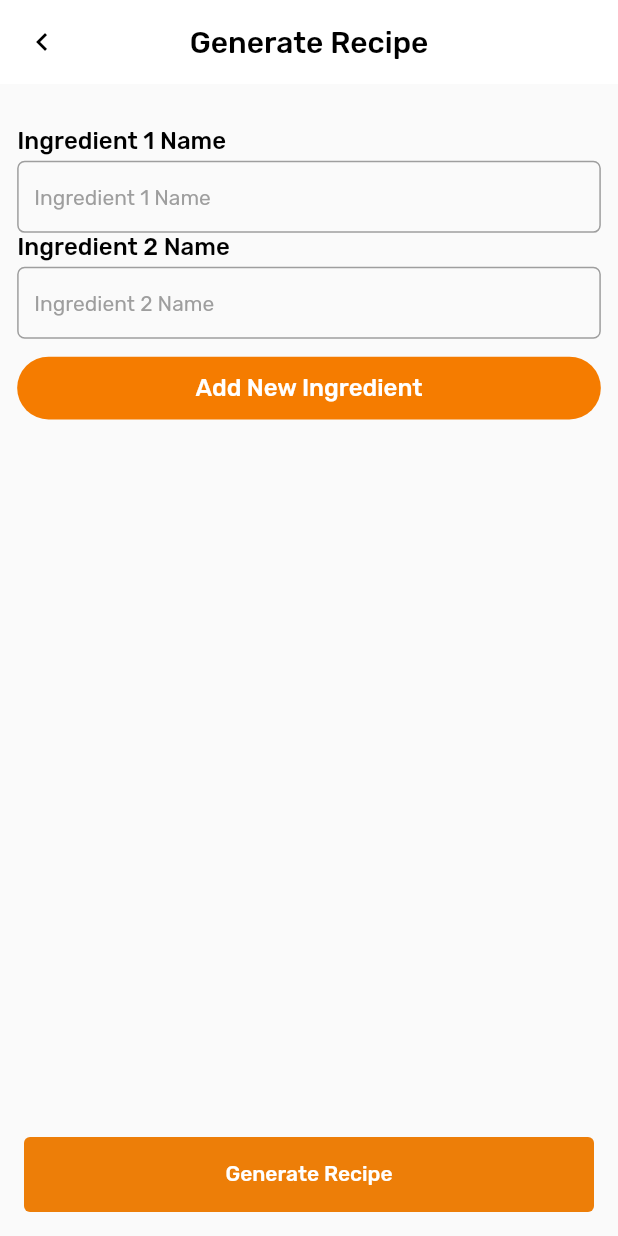
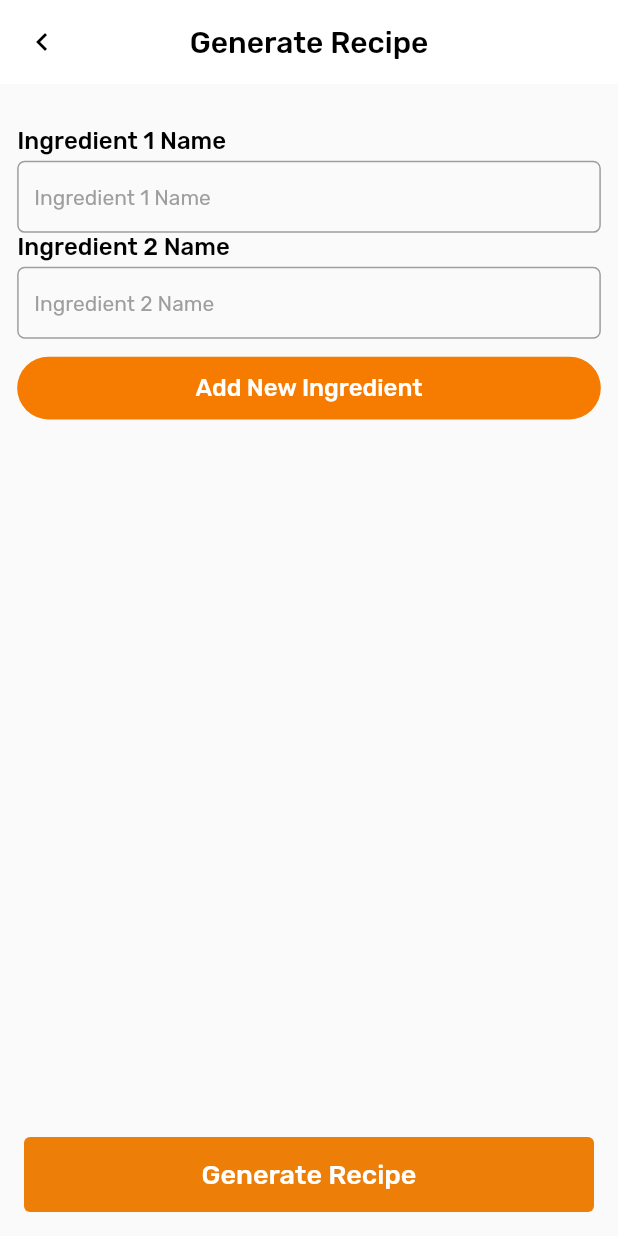
Before and after one commit to ankitboro/vcamp, a Flutter app: the GenerateRecipeScreen screen opened by its route, after a tap on "Add New Ingredient", on a phone screen of 412 x 824 dp. Run offline on Flutter 3.47's test engine with Material 2 defaults, Android fonts, the light colour scheme and no system bars; our stand-ins replace cached_network_image, dartz, dio, firebase_auth, firebase_core, firebase_messaging and 11 more; accounts and stored records are empty; network calls fail.

Commit message:
UI fixes

```diff
--- a/lib/core/routes/app_router.dart
+++ b/lib/core/routes/app_router.dart
@@ -1,6 +1,7 @@
 import 'package:flutter/material.dart';
 import 'package:vcamp/core/routes/app_routes.dart';
 import 'package:vcamp/models/profile_model.dart';
+import 'package:vcamp/models/user_recipe_model.dart';
 import 'package:vcamp/screens/generate_recipe_screen.dart';
 import 'package:vcamp/screens/screens.dart';
 import 'package:vcamp/screens/update_profile_screen.dart';
@@ -21,6 +22,7 @@ Route<dynamic> onGenerateRoute(RouteSettings settings) {
         builder: (context) => const RecipeScreen(),
       );
     case AppRoutes.recipeDetailScreen:
+      final recipe = settings.arguments as Recipes;
       return MaterialPageRoute(
         builder: (context) => const RecipeDetailScreen(),
       );
@@ -35,7 +37,7 @@ Route<dynamic> onGenerateRoute(RouteSettings settings) {
     case AppRoutes.updateProfileScreen:
       final args = settings.arguments as ProfileModel;
       return MaterialPageRoute(
-        builder: (context) =>  UpdateProfileScreen(profileData: args.data),
+        builder: (context) => UpdateProfileScreen(profileData: args.data),
       );
     default:
       return MaterialPageRoute(
--- a/lib/screens/generate_recipe_screen.dart
+++ b/lib/screens/generate_recipe_screen.dart
@@ -55,7 +55,7 @@ class _GenerateRecipeScreenState extends State<GenerateRecipeScreen> {
               fixedSize: const Size(double.maxFinite, 50),
               elevation: 0,
             ),
-            child: Text("Generate Recipe"),
+            child: Text("Generate Recipe", style: TextStyle(fontSize: 18),),
           ),
         ),
         appBar: AppBar(
--- a/lib/screens/login_screen.dart
+++ b/lib/screens/login_screen.dart
@@ -64,6 +64,7 @@ class LoginScreen extends StatelessWidget {
               ),
               child: const Text(
                 "Sign in with Google",
+                style: TextStyle(fontSize: 18),
               ),
             ),
             const SizedBox(height: 8),
--- a/lib/screens/profile_screen.dart
+++ b/lib/screens/profile_screen.dart
@@ -100,7 +100,7 @@ class _ProfileScreenState extends State<ProfileScreen> {
                     )
                   ],
                 ),
-                16.verticalSpace,
+                24.verticalSpace,
                 if (state.profileModel.data?.preferences != null)
                   Padding(
                     padding: EdgeInsets.symmetric(horizontal: 16.w),
--- a/lib/screens/recipe_screen.dart
+++ b/lib/screens/recipe_screen.dart
@@ -1,5 +1,6 @@
 import 'package:flutter/material.dart';
 import 'package:flutter_bloc/flutter_bloc.dart';
+import 'package:flutter_screenutil/flutter_screenutil.dart';
 
 import 'package:vcamp/blocs/user_recipe_cuibit/user_recipe_cubit.dart';
 import 'package:vcamp/core/constants/app_colors.dart';
@@ -29,7 +30,7 @@ class _RecipeScreenState extends State<RecipeScreen> {
         child: Column(
           crossAxisAlignment: CrossAxisAlignment.start,
           children: [
-            SizedBox(height: 36),
+            SizedBox(height: 42.h),
             Text(
               "Recipes",
               style: TextStyle(fontSize: 24),
```
